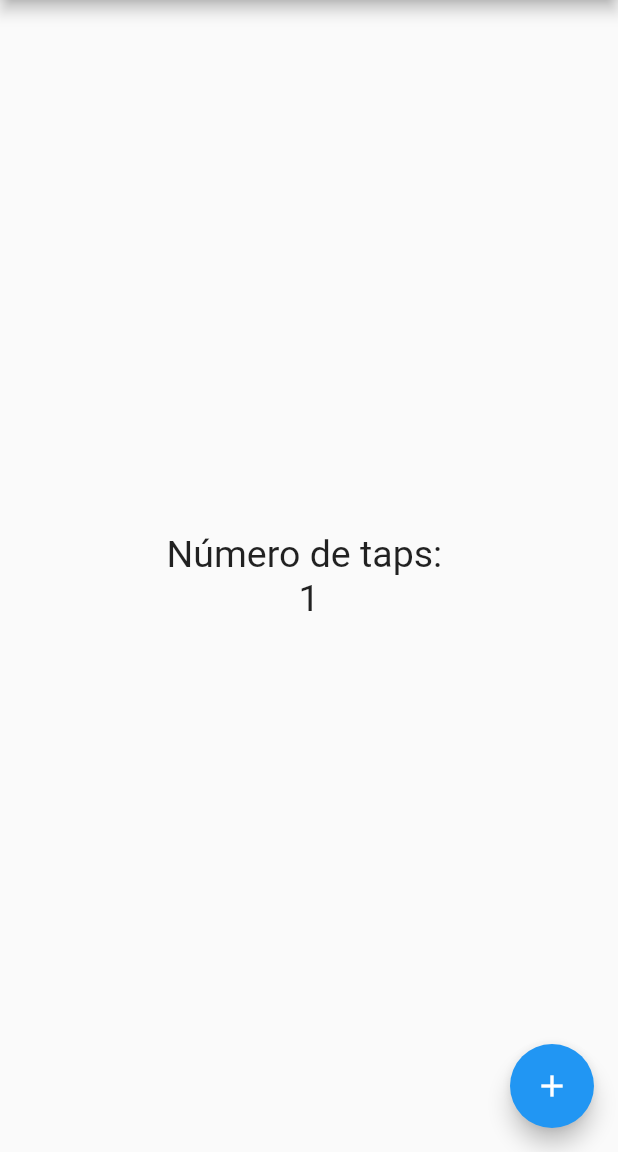
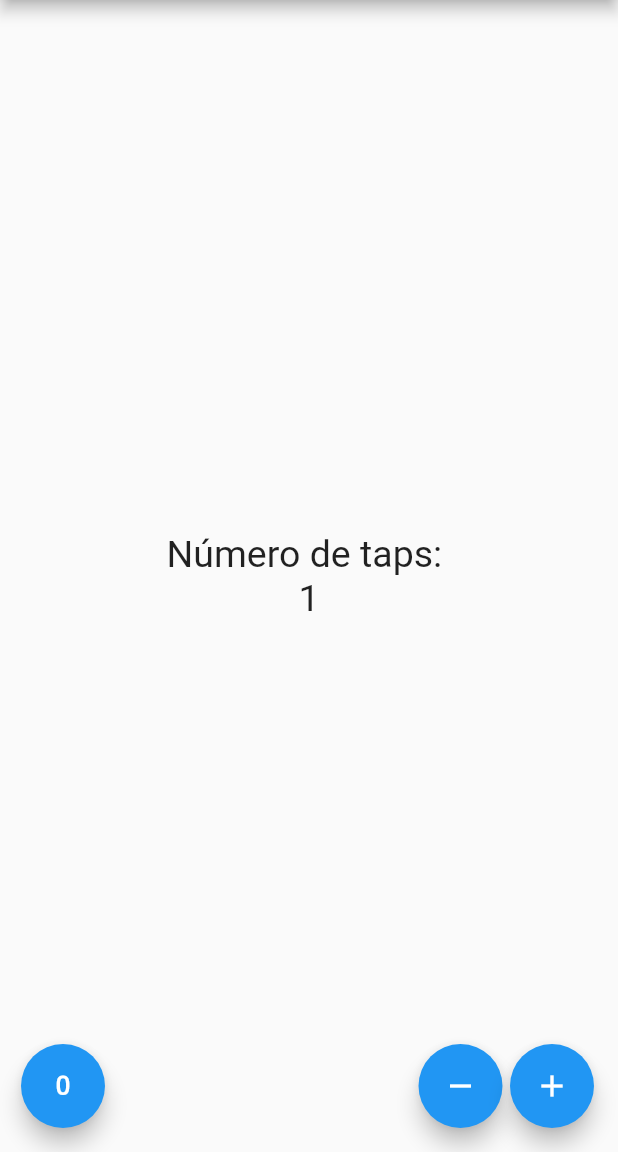
Before and after one commit to bgarcia95/contador, a Flutter app: the screen it shows after launch, after a tap on the "add" icon, on a phone screen of 412 x 824 dp, the part 84-1236 px from its top. Run offline on Flutter 3.47's test engine with Material 2 defaults, Android fonts, the phone set to English and light mode, and no system bars.

Commit message:
Added all buttons with their own functionality. App finished.

```diff
--- a/lib/src/pages/contador_page.dart
+++ b/lib/src/pages/contador_page.dart
@@ -31,15 +31,45 @@ class _ContadorPageState extends State<ContadorPage> {
             ],
           ),
         ),
-      // floatingActionButtonLocation: FloatingActionButtonLocation.centerFloat,
-      floatingActionButton: FloatingActionButton(
-        onPressed: () {
-          setState(() {
-            _conteo++;
-          });
-        },
+        floatingActionButton: _crearBotones());
+  }
+
+  Widget _crearBotones() {
+    return Row(
+      mainAxisAlignment: MainAxisAlignment.end,
+      children: <Widget>[
+        SizedBox(width: 30.0),
+        FloatingActionButton(
+          child: Icon(Icons.exposure_zero),
+          onPressed: _reset,
+        ),
+        Expanded(child: SizedBox()),
+        FloatingActionButton(
+          child: Icon(Icons.remove),
+          onPressed: _sustraer,
+        ),
+        SizedBox(width: 5.0),
+        FloatingActionButton(
           child: Icon(Icons.add),
+          onPressed: _agregar,
         ),
+      ],
     );
   }
+
+  void _agregar() {
+    setState(() => _conteo++);
   }
+
+  void _sustraer() {
+    if(_conteo == 0) {
+      return;
+    }
+    setState(() => _conteo--);
+  }
+
+  void _reset() {
+    setState(() => _conteo = 0);
+  }
+
+}
```
Lines whose indentation alone changed are shown as unchanged.
